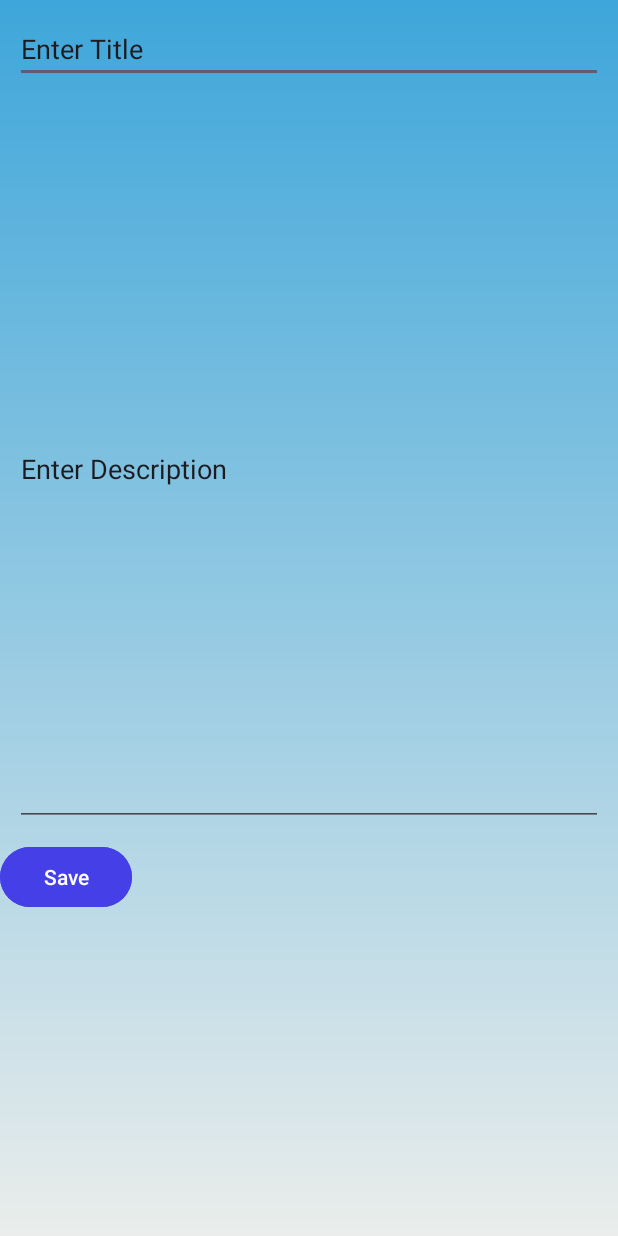
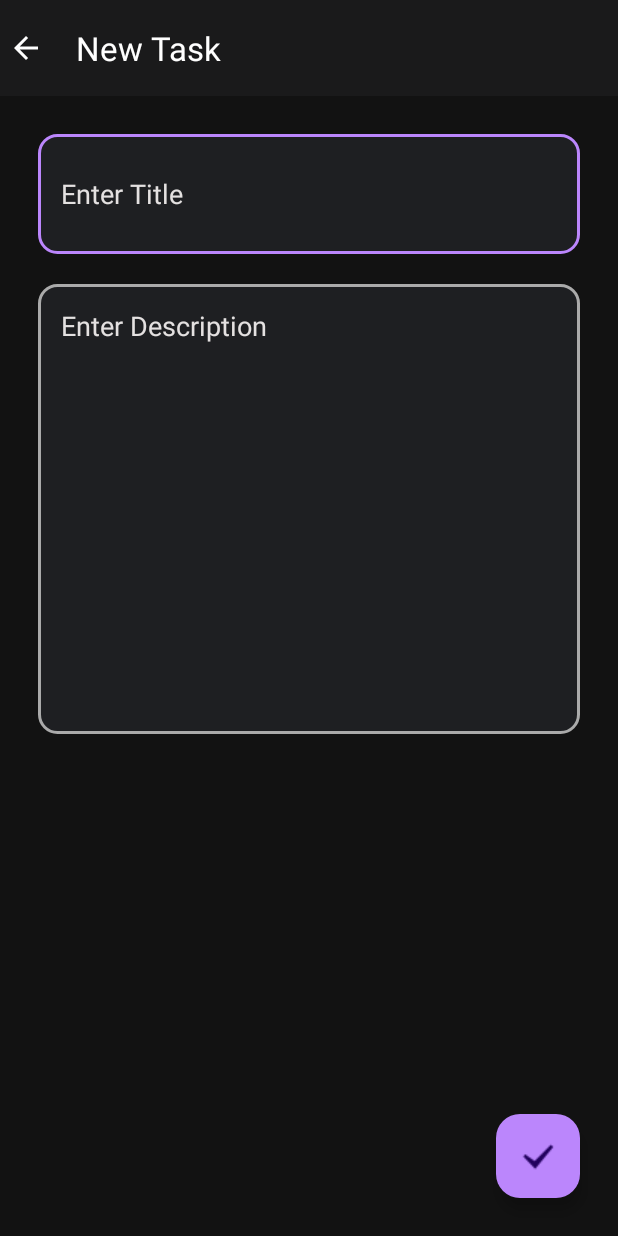
Before and after one commit to MohammadSaifAnsari/To-do-List, an Android app: the screen it shows after launch (InsertNoteActivity), after a tap on an icon or button, on a phone screen of 412 x 824 dp. Run offline under Robolectric (Android 15) with nearby library versions, the phone set to English and light mode, and no system bars; our stand-ins replace Room's generated code.

Commit message:
Update UI,back error and toolbar

```diff
--- a/app/src/main/java/com/saif/to_dolist/InsertNoteActivity.java
+++ b/app/src/main/java/com/saif/to_dolist/InsertNoteActivity.java
@@ -5,17 +5,25 @@ import android.os.Bundle;
 import android.view.View;
 import android.widget.Button;
 import android.widget.EditText;
+import android.widget.ImageView;
 
 import androidx.activity.EdgeToEdge;
 import androidx.appcompat.app.AppCompatActivity;
+import androidx.appcompat.widget.Toolbar;
 import androidx.core.graphics.Insets;
 import androidx.core.view.ViewCompat;
 import androidx.core.view.WindowInsetsCompat;
 
+import com.google.android.material.floatingactionbutton.FloatingActionButton;
+
+import java.util.Objects;
+
 public class InsertNoteActivity extends AppCompatActivity {
 
-    Button insertBut;
+    FloatingActionButton insertBut;
     EditText insTitle,insDes;
+    Toolbar toolbarInsert;
+    ImageView imageBack;
     @Override
     protected void onCreate(Bundle savedInstanceState) {
         super.onCreate(savedInstanceState);
@@ -30,14 +38,19 @@ public class InsertNoteActivity extends AppCompatActivity {
         insertBut = findViewById(R.id.insertButton);
         insTitle = findViewById(R.id.insertTitle);
         insDes = findViewById(R.id.insertDescription);
+        toolbarInsert = findViewById(R.id.toolbarInsert);
+        imageBack = findViewById(R.id.back_img);
+
+
+        setSupportActionBar(toolbarInsert);
+        Objects.requireNonNull(getSupportActionBar()).setDisplayShowTitleEnabled(true);
 
         String type = getIntent().getStringExtra("noteType");
         if (type.equals("update")){
-            setTitle("Update");
+            getSupportActionBar().setTitle("Update");
             insTitle.setText(getIntent().getStringExtra("title"));
             insDes.setText(getIntent().getStringExtra("description"));
             int id = getIntent().getIntExtra("id",0);
-            insertBut.setText("Update");
             insertBut.setOnClickListener(new View.OnClickListener() {
                 @Override
                 public void onClick(View v) {
@@ -49,9 +62,30 @@ public class InsertNoteActivity extends AppCompatActivity {
                     finish();
                 }
             });
+            imageBack.setOnClickListener(new View.OnClickListener() {
+                @Override
+                public void onClick(View v) {
+                    Intent intent = new Intent();
+                    intent.putExtra("title",insTitle.getText().toString());
+                    intent.putExtra("description",insDes.getText().toString());
+                    intent.putExtra("id",id);
+                    setResult(RESULT_OK,intent);
+                    finish();
+                }
+            });
         }else {
-            setTitle("Add Note");
+            getSupportActionBar().setTitle("New Task");
             insertBut.setOnClickListener(new View.OnClickListener() {
+                @Override
+                public void onClick(View v) {
+                    Intent intent = new Intent();
+                    intent.putExtra("title",insTitle.getText().toString());
+                    intent.putExtra("description",insDes.getText().toString());
+                    setResult(RESULT_OK,intent);
+                    finish();
+                }
+            });
+            imageBack.setOnClickListener(new View.OnClickListener() {
                 @Override
                 public void onClick(View v) {
                     Intent intent = new Intent();
--- a/app/src/main/java/com/saif/to_dolist/MainActivity.java
+++ b/app/src/main/java/com/saif/to_dolist/MainActivity.java
@@ -1,5 +1,6 @@
 package com.saif.to_dolist;
 
+import android.annotation.SuppressLint;
 import android.content.Intent;
 import android.os.Bundle;
 import android.view.View;
@@ -9,6 +10,7 @@ import androidx.activity.EdgeToEdge;
 import androidx.annotation.NonNull;
 import androidx.annotation.Nullable;
 import androidx.appcompat.app.AppCompatActivity;
+import androidx.appcompat.widget.Toolbar;
 import androidx.core.graphics.Insets;
 import androidx.core.view.ViewCompat;
 import androidx.core.view.WindowInsetsCompat;
@@ -30,6 +32,10 @@ public class MainActivity extends AppCompatActivity {
     RecyclerView rv1;
     FloatingActionButton floatingActionButton;
     private ListViewModel listViewModel;
+    NoteListAdapter noteListAdapter = new NoteListAdapter();
+
+    Toolbar toolbarMain;
+
     @Override
     protected void onCreate(Bundle savedInstanceState) {
         super.onCreate(savedInstanceState);
@@ -41,16 +47,21 @@ public class MainActivity extends AppCompatActivity {
             return insets;
         });
 
+        toolbarMain = findViewById(R.id.toolbarMain);
+        setSupportActionBar(toolbarMain);
+        getSupportActionBar().setDisplayShowTitleEnabled(true);
+        getSupportActionBar().setTitle("All Lists");
+
         floatingActionButton = findViewById(R.id.add_floating);
         rv1 = findViewById(R.id.recycler_view);
-        listViewModel = new ViewModelProvider(this,ViewModelProvider.AndroidViewModelFactory.
+        listViewModel = new ViewModelProvider(this, ViewModelProvider.AndroidViewModelFactory.
                 getInstance(this.getApplication())).get(ListViewModel.class);
         floatingActionButton.setOnClickListener(new View.OnClickListener() {
             @Override
             public void onClick(View v) {
-                Intent intent = new Intent(MainActivity.this,InsertNoteActivity.class);
-                intent.putExtra("noteType","addNote");
-                startActivityForResult(intent,1);
+                Intent intent = new Intent(MainActivity.this, InsertNoteActivity.class);
+                intent.putExtra("noteType", "addNote");
+                startActivityForResult(intent, 1);
             }
         });
 
@@ -66,7 +77,7 @@ public class MainActivity extends AppCompatActivity {
             }
         });
 
-        new ItemTouchHelper(new ItemTouchHelper.SimpleCallback(0,ItemTouchHelper.RIGHT|ItemTouchHelper.LEFT) {
+        new ItemTouchHelper(new ItemTouchHelper.SimpleCallback(0, ItemTouchHelper.RIGHT | ItemTouchHelper.LEFT) {
             @Override
             public boolean onMove(@NonNull RecyclerView recyclerView, @NonNull RecyclerView.ViewHolder viewHolder, @NonNull RecyclerView.ViewHolder target) {
                 return false;
@@ -75,16 +86,16 @@ public class MainActivity extends AppCompatActivity {
             @Override
             public void onSwiped(@NonNull RecyclerView.ViewHolder viewHolder, int direction) {
 
-                if (direction == ItemTouchHelper.RIGHT){
+                if (direction == ItemTouchHelper.RIGHT) {
                     listViewModel.delete(noteListAdapter.getCurrentList().get(viewHolder.getAdapterPosition()));
                     Toast.makeText(MainActivity.this, "Note Deleted", Toast.LENGTH_SHORT).show();
-                }else{
-                    Intent intent = new Intent(MainActivity.this,InsertNoteActivity.class);
-                    intent.putExtra("noteType","update");
-                    intent.putExtra("title",noteListAdapter.getCurrentList().get(viewHolder.getAdapterPosition()).getTitle());
-                    intent.putExtra("description",noteListAdapter.getCurrentList().get(viewHolder.getAdapterPosition()).getDescription());
-                    intent.putExtra("id",noteListAdapter.getCurrentList().get(viewHolder.getAdapterPosition()).getId());
-                    startActivityForResult(intent,3);
+                } else {
+                    Intent intent = new Intent(MainActivity.this, InsertNoteActivity.class);
+                    intent.putExtra("noteType", "update");
+                    intent.putExtra("title", noteListAdapter.getCurrentList().get(viewHolder.getAdapterPosition()).getTitle());
+                    intent.putExtra("description", noteListAdapter.getCurrentList().get(viewHolder.getAdapterPosition()).getDescription());
+                    intent.putExtra("id", noteListAdapter.getCurrentList().get(viewHolder.getAdapterPosition()).getId());
+                    startActivityForResult(intent, 3);
                     Toast.makeText(MainActivity.this, "Updating", Toast.LENGTH_SHORT).show();
                 }
 
@@ -95,19 +106,30 @@ public class MainActivity extends AppCompatActivity {
     @Override
     protected void onActivityResult(int requestCode, int resultCode, @Nullable Intent data) {
         super.onActivityResult(requestCode, resultCode, data);
-        if (requestCode == 1){
+        if (requestCode == 1) {
             String title = data.getStringExtra("title");
             String description = data.getStringExtra("description");
-            NotesModel notesModel = new NotesModel(title,description);
+            NotesModel notesModel = new NotesModel(title, description);
             listViewModel.insert(notesModel);
             Toast.makeText(this, "Note Added", Toast.LENGTH_SHORT).show();
         } else if (requestCode == 3) {
             String title = data.getStringExtra("title");
             String description = data.getStringExtra("description");
-            NotesModel notesModel = new NotesModel(title,description);
-            notesModel.setId(data.getIntExtra("id",0));
+            NotesModel notesModel = new NotesModel(title, description);
+            notesModel.setId(data.getIntExtra("id", 0));
             listViewModel.update(notesModel);
             Toast.makeText(this, "Note Updated", Toast.LENGTH_SHORT).show();
         }
     }
+
+    @SuppressLint("MissingSuperCall")
+    @Override
+    public void onBackPressed() {
+        //Exit app on back pressed
+        Intent a = new Intent(Intent.ACTION_MAIN); //Launches home screen
+        a.addCategory(Intent.CATEGORY_HOME);
+        a.setFlags(Intent.FLAG_ACTIVITY_NEW_TASK);
+        startActivity(a);
+
+    }
 }
--- /dev/null
+++ b/app/src/main/res/drawable/baseline_arrow_back_24.xml
@@ -0,0 +1,5 @@
+<vector xmlns:android="http://schemas.android.com/apk/res/android" android:autoMirrored="true" android:height="24dp" android:tint="#FFFFFF" android:viewportHeight="24" android:viewportWidth="24" android:width="24dp">
+
+    <path android:fillColor="@android:color/white" android:pathData="M20,11H7.83l5.59,-5.59L12,4l-8,8 8,8 1.41,-1.41L7.83,13H20v-2z"/>
+
+</vector>
--- a/app/src/main/res/drawable/background.xml
+++ b/app/src/main/res/drawable/button_background.xml
@@ -1,8 +1,8 @@
 <?xml version="1.0" encoding="utf-8"?>
 <shape xmlns:android="http://schemas.android.com/apk/res/android">
-<gradient
-    android:startColor="#EAEDEB"
-    android:endColor="#3EA6DA"
-    android:angle="90" />
 
+    <gradient
+        android:startColor="#813CFA"
+        android:endColor="#947BCF">
+    </gradient>
 </shape>
--- /dev/null
+++ b/app/src/main/res/drawable/custom_edit_text_cut.xml
@@ -0,0 +1,22 @@
+<?xml version="1.0" encoding="utf-8"?>
+<selector xmlns:android="http://schemas.android.com/apk/res/android">
+
+    <!--The outline turns to colorPrimary when the EditText is in focus-->
+    <item android:state_enabled="true" android:state_focused="true">
+        <shape android:shape="rectangle">
+            <solid android:color="#1E1F22" />
+            <corners android:radius="12dp" />
+            <stroke android:width="2dp" android:color="@color/sec" />
+        </shape>
+    </item>
+
+    <!--The outline turns to grey when the EditText is out of focus-->
+    <item android:state_enabled="true">
+        <shape android:shape="rectangle">
+            <solid android:color="#1E1F22" />
+            <corners android:radius="12dp" />
+            <stroke android:width="2dp" android:color="@android:color/darker_gray" />
+        </shape>
+    </item>
+
+</selector>
--- a/app/src/main/res/layout/activity_insert_note.xml
+++ b/app/src/main/res/layout/activity_insert_note.xml
@@ -1,37 +1,86 @@
 <?xml version="1.0" encoding="utf-8"?>
-<LinearLayout xmlns:android="http://schemas.android.com/apk/res/android"
+<RelativeLayout xmlns:android="http://schemas.android.com/apk/res/android"
     xmlns:app="http://schemas.android.com/apk/res-auto"
     xmlns:tools="http://schemas.android.com/tools"
     android:id="@+id/main"
     android:layout_width="match_parent"
     android:layout_height="match_parent"
-    android:orientation="vertical"
+    tools:context=".InsertNoteActivity">
+    <LinearLayout
+        android:id="@+id/ll1"
+        android:layout_width="match_parent"
+        android:layout_height="wrap_content"
+        android:background="#1A1A1B"
+        android:orientation="horizontal">
+
+        <ImageView
+            android:id="@+id/back_img"
+            android:layout_width="wrap_content"
+            android:layout_height="wrap_content"
+            android:src="@drawable/baseline_arrow_back_24"
+            android:layout_gravity="center_vertical"
+            android:layout_margin="5dp">
+        </ImageView>
+        <com.google.android.material.appbar.AppBarLayout
+            android:layout_width="match_parent"
+            android:layout_height="wrap_content"
+            android:background="#1A1A1B">
+
+            <androidx.appcompat.widget.Toolbar
+                android:id="@+id/toolbarInsert"
+                android:layout_width="match_parent"
+                android:layout_height="wrap_content"
+                app:titleTextColor="@color/white">
+            </androidx.appcompat.widget.Toolbar>
+        </com.google.android.material.appbar.AppBarLayout>
+
+    </LinearLayout>
+    <LinearLayout
+         android:id="@+id/ll2"
+         android:layout_width="match_parent"
+         android:layout_height="match_parent"
          android:padding="15dp"
-    android:background="@drawable/background"
-    tools:context=".InsertNoteActivity"
-    android:weightSum="3">
+        android:background="@color/prim"
+         android:layout_below="@+id/ll1"
+         android:orientation="vertical">
          <EditText
              android:id="@+id/insertTitle"
              android:layout_width="match_parent"
-        android:layout_height="wrap_content"
+             android:layout_height="80dp"
              android:layout_marginTop="20dp"
-        android:text="Enter Title"
+             android:hint="Enter Title"
+             android:textColorHint="#E4E1E1"
+             android:padding="15dp"
+             android:background="@drawable/custom_edit_text_cut"
+             android:textColor="@color/white"
              android:layout_margin="10dp">
          </EditText>
          <EditText
              android:id="@+id/insertDescription"
              android:layout_width="match_parent"
-        android:layout_height="wrap_content"
+             android:layout_height="300dp"
              android:layout_margin="10dp"
-        android:text="Enter Description"
-        android:layout_weight="2">
+             android:layout_marginTop="20dp"
+             android:textColor="@color/white"
+             android:padding="15dp"
+             android:gravity="start"
+             android:textColorHint="#E4E1E1"
+             android:background="@drawable/custom_edit_text_cut"
+             android:hint="Enter Description">
          </EditText>
-    <Button
+
+     </LinearLayout>
+    <com.google.android.material.floatingactionbutton.FloatingActionButton
         android:id="@+id/insertButton"
         android:layout_width="wrap_content"
         android:layout_height="wrap_content"
-        android:text="Save"
-        android:backgroundTint="#453FE8">
-    </Button>
+        android:backgroundTint="@color/sec"
+        android:src="@drawable/tick"
+        android:layout_alignParentBottom="true"
+        android:layout_alignParentEnd="true"
+        android:layout_margin="25dp">
+    </com.google.android.material.floatingactionbutton.FloatingActionButton>
 
-</LinearLayout>
+
+
+</RelativeLayout>
--- a/app/src/main/res/layout/activity_splash.xml
+++ b/app/src/main/res/layout/activity_splash.xml
@@ -5,7 +5,7 @@
     android:id="@+id/main"
     android:layout_width="match_parent"
     android:layout_height="match_parent"
-    android:background="@drawable/background"
+    android:background="@color/sec"
     tools:context=".SplashActivity">
 
     <LinearLayout
@@ -26,6 +26,7 @@
             android:textStyle="bold"
             android:gravity="center"
             android:textSize="25sp"
+            android:layout_marginTop="10dp"
             android:text="To-Do List"
             android:layout_alignBottom="@+id/splash_img">
         </TextView>
--- a/app/src/main/res/values/colors.xml
+++ b/app/src/main/res/values/colors.xml
@@ -2,4 +2,7 @@
 <resources>
     <color name="black">#FF000000</color>
     <color name="white">#FFFFFFFF</color>
+    <color name="prim">#121212</color>
+    <color name="sec">#BB86FC</color>
+    <color name="green">#03DAC5</color>
 </resources>
--- a/app/src/main/res/values/themes.xml
+++ b/app/src/main/res/values/themes.xml
@@ -2,7 +2,7 @@
     <!-- Base application theme. -->
     <style name="Base.Theme.ToDoList" parent="Theme.Material3.DayNight.NoActionBar">
         <!-- Customize your light theme here. -->
-        <!-- <item name="colorPrimary">@color/my_light_primary</item> -->
+         <item name="colorPrimary">@color/prim</item>
     </style>
 
     <style name="Theme.ToDoList" parent="Base.Theme.ToDoList" />
```
Also changed, not shown: app/src/main/res/layout/activity_main.xml (+27 -4 lines), app/src/main/res/layout/recycler_view_list.xml (+19 -6 lines), app/src/main/res/drawable/tick.png (added). Lines whose indentation alone changed are shown as unchanged.
